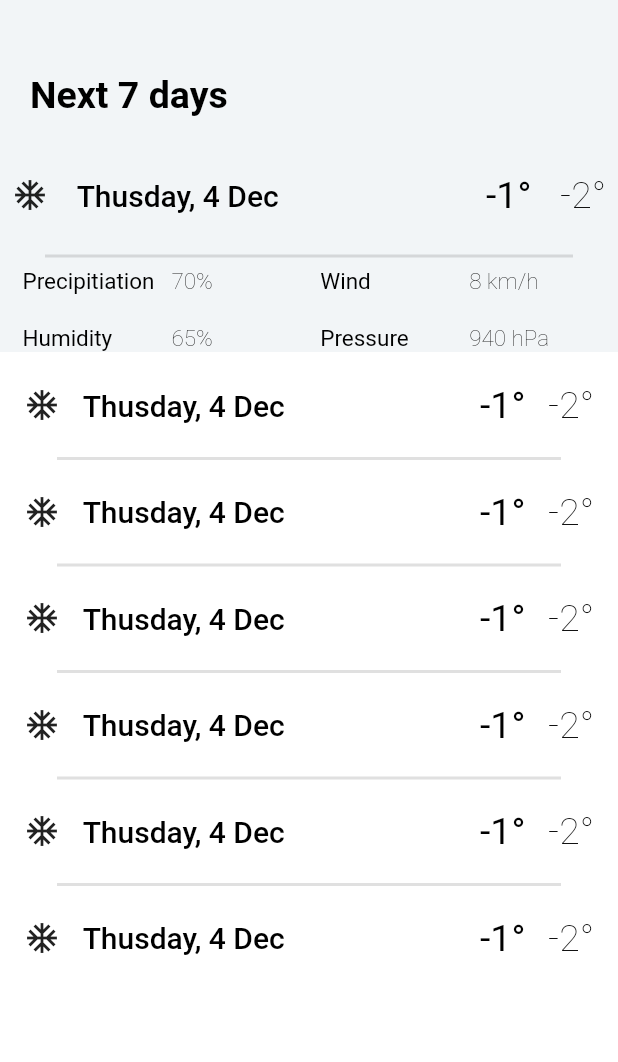
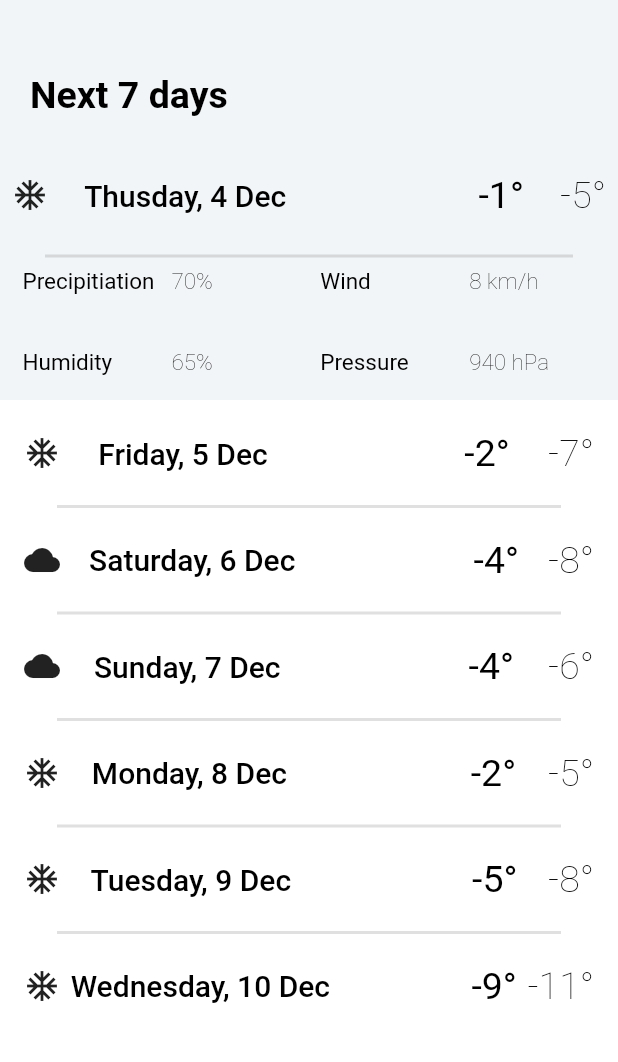
Before and after one commit to RomjanHossain/weather-boy, a Flutter app: the MyHomePage screen opened directly, after a tap on "Next 7 days >", on a phone screen of 412 x 824 dp, the part 56-1118 px from its top. Run offline on Flutter 3.47's test engine with Material 2 defaults, Android fonts, the phone set to English and light mode, and no system bars; our stand-ins replace flutter_spinkit, font_awesome_flutter, geolocator.

Commit message:
updated ui

```diff
--- a/lib/myWidget/myList.dart
+++ b/lib/myWidget/myList.dart
@@ -13,7 +13,7 @@ class CustomListItem extends StatelessWidget {
     return Padding(
       padding: const EdgeInsets.all(8.0),
       child: Row(
-        crossAxisAlignment: CrossAxisAlignment.center,
+        // crossAxisAlignment: CrossAxisAlignment.center,
         mainAxisAlignment: MainAxisAlignment.spaceBetween,
         children: [
           Icon(myicon),
@@ -22,7 +22,7 @@ class CustomListItem extends StatelessWidget {
             style: kfinal,
           ),
           SizedBox(
-            width: 100,
+            width: 80,
           ),
           Text(
             temp1,
--- a/lib/screens/mainPage.dart
+++ b/lib/screens/mainPage.dart
@@ -203,7 +203,7 @@ class _MyHomePageState extends State<MyHomePage> {
                   thickness: .2,
                 ),
                 Expanded(
-                  flex: 2,
+                  flex: 3,
                   child: Container(
                     color: Colors.transparent,
                     width: double.infinity,
@@ -221,7 +221,7 @@ class _MyHomePageState extends State<MyHomePage> {
                             ),
                             SmallCard(
                               icon: Icons.ac_unit,
-                              text: '-1',
+                              text: '-1°',
                               iconColor: Colors.black,
                             ),
                           ],
@@ -229,78 +229,78 @@ class _MyHomePageState extends State<MyHomePage> {
                         Column(
                           children: [
                             Text(
-                              'Now',
+                              '12 am',
                               style: ktimeStyle,
                             ),
                             SmallCard(
                               mycolor: Colors.transparent,
                               icon: Icons.ac_unit,
-                              text: '-1',
+                              text: '-1°',
                             ),
                           ],
                         ),
                         Column(
                           children: [
                             Text(
-                              'Now',
+                              '1 pm',
                               style: ktimeStyle,
                             ),
                             SmallCard(
                               mycolor: Color(0x0FFFFFFF),
                               icon: Icons.ac_unit,
-                              text: '-1',
+                              text: '-2°',
                             ),
                           ],
                         ),
                         Column(
                           children: [
                             Text(
-                              'Now',
+                              '2 pm',
                               style: ktimeStyle,
                             ),
                             SmallCard(
                               mycolor: Color(0x0FFFFFFF),
                               icon: Icons.ac_unit,
-                              text: '-1',
+                              text: '-2°',
                             ),
                           ],
                         ),
                         Column(
                           children: [
                             Text(
-                              'Now',
+                              '3 pm',
                               style: ktimeStyle,
                             ),
                             SmallCard(
                               mycolor: Color(0x0FFFFFFF),
-                              icon: Icons.ac_unit,
-                              text: '-1',
+                              icon: Icons.cloud,
+                              text: '-2°',
                             ),
                           ],
                         ),
                         Column(
                           children: [
                             Text(
-                              'Now',
+                              '4 pm',
                               style: ktimeStyle,
                             ),
                             SmallCard(
                               mycolor: Color(0x0FFFFFFF),
-                              icon: Icons.ac_unit,
-                              text: '-1',
+                              icon: Icons.cloud,
+                              text: '-4°',
                             ),
                           ],
                         ),
                         Column(
                           children: [
                             Text(
-                              'Now',
+                              '5 pm',
                               style: ktimeStyle,
                             ),
                             SmallCard(
                               mycolor: Color(0x0FFFFFFF),
-                              icon: Icons.ac_unit,
-                              text: '-1',
+                              icon: Icons.cloud,
+                              text: '-4°',
                             ),
                           ],
                         ),
--- a/lib/screens/secscreen.dart
+++ b/lib/screens/secscreen.dart
@@ -9,7 +9,24 @@ class NextSDay extends StatefulWidget {
 }
 
 class _NextSDayState extends State<NextSDay> {
-  @override
+  List<String> myDate = [
+    'Friday, 5 Dec',
+    'Saturday, 6 Dec',
+    'Sunday, 7 Dec',
+    'Monday, 8 Dec',
+    'Tuesday, 9 Dec',
+    'Wednesday, 10 Dec'
+  ];
+  List<IconData> myIcondata = [
+    Icons.ac_unit,
+    Icons.cloud,
+    Icons.cloud,
+    Icons.ac_unit,
+    Icons.ac_unit,
+    Icons.ac_unit,
+  ];
+  List<int> tem1 = [-2, -4, -4, -2, -5, -9];
+  List<int> tem2 = [-7, -8, -6, -5, -8, -11];
   @override
   Widget build(BuildContext context) {
     return Scaffold(
@@ -77,7 +94,7 @@ class _NextSDayState extends State<NextSDay> {
                 myicon: Icons.ac_unit,
                 day: 'Thusday, 4 Dec',
                 temp1: '-1°',
-                temp2: '-2°',
+                temp2: '-5°',
               ),
             ),
             Divider(
@@ -126,10 +143,12 @@ class _NextSDayState extends State<NextSDay> {
                 )),
                 Expanded(child: Text('Pressure', style: kfText)),
                 Expanded(
-                    child: Text(
-                  '940 hPa',
-                  style: kfadeText,
-                )),
+                  child: Text(
+                    '940 hPa',
+                    style: kfadeText,
+                  ),
+                ),
+                Padding(padding: EdgeInsets.only(bottom: 50)),
               ],
             ),
             Expanded(
@@ -139,17 +158,17 @@ class _NextSDayState extends State<NextSDay> {
                 child: ListView.separated(
                   padding: const EdgeInsets.all(8),
                   scrollDirection: Axis.vertical,
-                  itemCount: 6,
+                  itemCount: myDate.length,
                   itemBuilder: (BuildContext context, int index) {
                     return Container(
                       height: 55,
                       // color: Colors.black12,
                       child: Center(
                         child: CustomListItem(
-                          myicon: Icons.ac_unit,
-                          day: 'Thusday, 4 Dec',
-                          temp1: '-1°',
-                          temp2: '-2°',
+                          myicon: myIcondata[index],
+                          day: myDate[index],
+                          temp1: '${tem1[index]}°',
+                          temp2: '${tem2[index]}°',
                         ),
                       ),
                     );
@@ -164,7 +183,7 @@ class _NextSDayState extends State<NextSDay> {
                   ),
                 ),
               ),
-            )
+            ),
           ],
         ),
       ),
```
Also changed, not shown: lib/service/weather.dart (+0 -32 lines).
